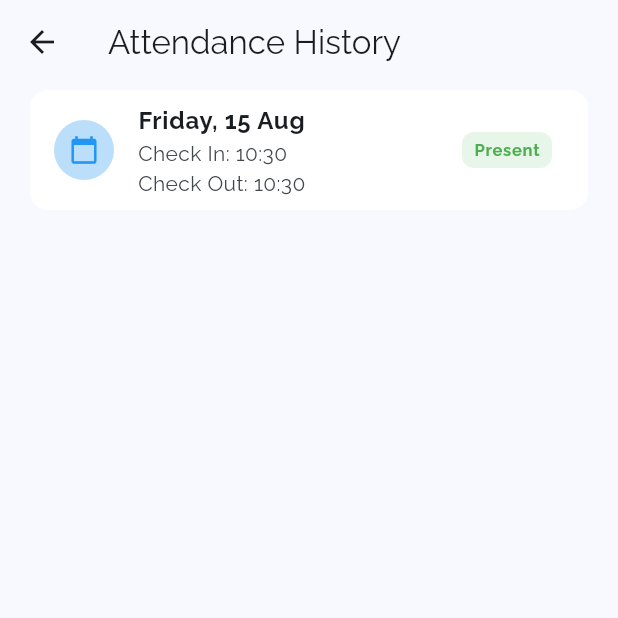
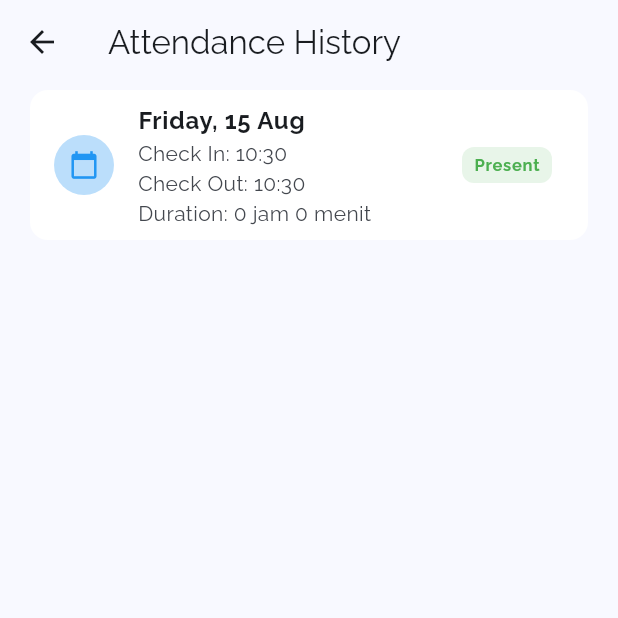
Before and after one commit to kuntowck/hr_attendance_tracker, a Flutter app: the screen it shows after launch, after a tap on "Check-in", after a tap on "Check-out", after a tap on the "contact mail" icon, on a phone screen of 412 x 824 dp, the top half of it. Run offline on Flutter 3.47's test engine with Material 3 defaults, Android fonts, the light colour scheme and no system bars; our stand-ins replace google_fonts.

Commit message:
Mini Project 3: add duration in attendance record

```diff
--- a/lib/models/attendance_model.dart
+++ b/lib/models/attendance_model.dart
@@ -1,18 +1,20 @@
 class AttendanceModel {
-  String date;
-  String checkIn;
-  String? checkOut;
+  final String date;
+  final DateTime checkIn;
+  DateTime? checkOut;
   String? status;
+  Duration? duration;
 
   AttendanceModel({
     required this.date,
     required this.checkIn,
     this.checkOut,
     this.status,
+    this.duration,
   });
 
-  @override
-  String toString() {
-    return 'Attendance(date: $date, checkin: $checkIn, checkout: $checkOut, status: $status)';
-  }
+  // @override
+  // String toString() {
+  //   return 'Attendance(date: $date, checkin: $checkIn, checkout: $checkOut, status: $status)';
+  // }
 }
--- a/lib/providers/attendance_provider.dart
+++ b/lib/providers/attendance_provider.dart
@@ -6,19 +6,17 @@ class AttendanceProvider extends ChangeNotifier {
   AttendanceModel? _attendanceRecord;
   final List<AttendanceModel> _attendanceHistory = [];
   bool _isCheckedIn = false;
+  // DateFormat formatTime = DateFormat('HH:mm');
 
   AttendanceModel? get record => _attendanceRecord;
   List<AttendanceModel> get history => _attendanceHistory;
   bool get isCheckedIn => _isCheckedIn;
-
-  String formattedDate = DateFormat('EEEE, d MMM').format(DateTime.now());
-  String formattedTime = DateFormat('HH:mm').format(DateTime.now());
+  String get formattedDate => DateFormat('EEEE, d MMM').format(DateTime.now());
 
   void checkIn() {
     _attendanceRecord = AttendanceModel(
       date: formattedDate,
-      checkIn: DateFormat('HH:mm').format(DateTime.now()),
-      checkOut: null,
+      checkIn: DateTime.now(),
       status: 'In Progress',
     );
 
@@ -29,9 +27,19 @@ class AttendanceProvider extends ChangeNotifier {
 
   void checkOut() {
     if (_attendanceRecord != null) {
-      _attendanceRecord!.checkOut = DateFormat('HH:mm').format(DateTime.now());
+      final now = DateTime.now();
 
-      _attendanceRecord!.status = 'Present';
+      DateTime adjustedCheckOut = now;
+      if (adjustedCheckOut.isBefore(_attendanceRecord!.checkIn)) {
+        adjustedCheckOut = adjustedCheckOut.add(Duration(days: 1));
+      }
+
+      final duration = adjustedCheckOut.difference(_attendanceRecord!.checkIn);
+
+      _attendanceRecord!
+        ..checkOut = now
+        ..status = 'Present'
+        ..duration = duration;
 
       _attendanceHistory.add(_attendanceRecord!);
       _attendanceRecord = null;
--- a/lib/screens/attendance_history_screen.dart
+++ b/lib/screens/attendance_history_screen.dart
@@ -2,6 +2,7 @@ import 'package:flutter/material.dart';
 import 'package:hr_attendance_tracker/providers/attendance_provider.dart';
 import 'package:hr_attendance_tracker/widgets/attendance_status.dart';
 import 'package:provider/provider.dart';
+import 'package:intl/intl.dart';
 
 class AttendanceHistoryScreen extends StatelessWidget {
   const AttendanceHistoryScreen({super.key});
@@ -89,7 +90,7 @@ class AttendanceHistoryScreen extends StatelessWidget {
             separatorBuilder: (context, index) => const SizedBox(height: 4),
             itemBuilder: (context, index) {
               final item = attendanceProvider.history[index];
-              return _tile(item);
+              return _tile(item, attendanceProvider);
             },
           ),
         ),
@@ -98,7 +99,7 @@ class AttendanceHistoryScreen extends StatelessWidget {
   }
 }
 
-Widget _tile(item) {
+Widget _tile(item, provider) {
   return Card(
     color: Colors.white,
     elevation: 0,
@@ -115,8 +116,14 @@ Widget _tile(item) {
       subtitle: Column(
         crossAxisAlignment: CrossAxisAlignment.start,
         children: [
-          Text("Check In: ${item.checkIn}"),
-          Text("Check Out: ${item.checkOut}"),
+          Text(
+            "Check In: ${DateFormat('HH:mm').format(item.checkIn)}",
+          ),
+          Text(
+            "Check Out: ${DateFormat('HH:mm').format(item.checkOut)}",
+          ),
+          // Text("Duration: ${item.duration}"),
+          Text("Duration: ${item.duration.inHours} jam ${item.duration.inMinutes.remainder(60)} menit"),
         ],
       ),
       trailing: AttendanceStatus(status: item.status),
--- a/lib/screens/home_screen.dart
+++ b/lib/screens/home_screen.dart
@@ -3,6 +3,7 @@ import 'package:hr_attendance_tracker/providers/attendance_provider.dart';
 import 'package:hr_attendance_tracker/widgets/app_version.dart';
 import 'package:hr_attendance_tracker/widgets/attendance_status.dart';
 import 'package:provider/provider.dart';
+import 'package:intl/intl.dart';
 
 class HomeScreen extends StatelessWidget {
   const HomeScreen({super.key});
@@ -35,7 +36,7 @@ class HomeScreen extends StatelessWidget {
       child: Container(
         height: 160,
         decoration: BoxDecoration(
-          color: Colors.blue.shade100,
+          color: Colors.white,
           borderRadius: const BorderRadius.only(
             bottomLeft: Radius.circular(32),
             bottomRight: Radius.circular(32),
@@ -87,7 +88,7 @@ class HomeScreen extends StatelessWidget {
           children: [
             Text(
               provider.formattedDate,
-              style: const TextStyle(fontWeight: FontWeight.bold),
+              style: Theme.of(context).textTheme.headlineSmall,
             ),
             const SizedBox(height: 16),
             if (provider.isCheckedIn) ...[
@@ -99,7 +100,7 @@ class HomeScreen extends StatelessWidget {
                     children: [
                       Text('Check-in:'),
                       Text(
-                        provider.record.checkIn,
+                        DateFormat('HH:mm').format(provider.record.checkIn),
                         style: Theme.of(context).textTheme.headlineLarge,
                       ),
                     ],
```
